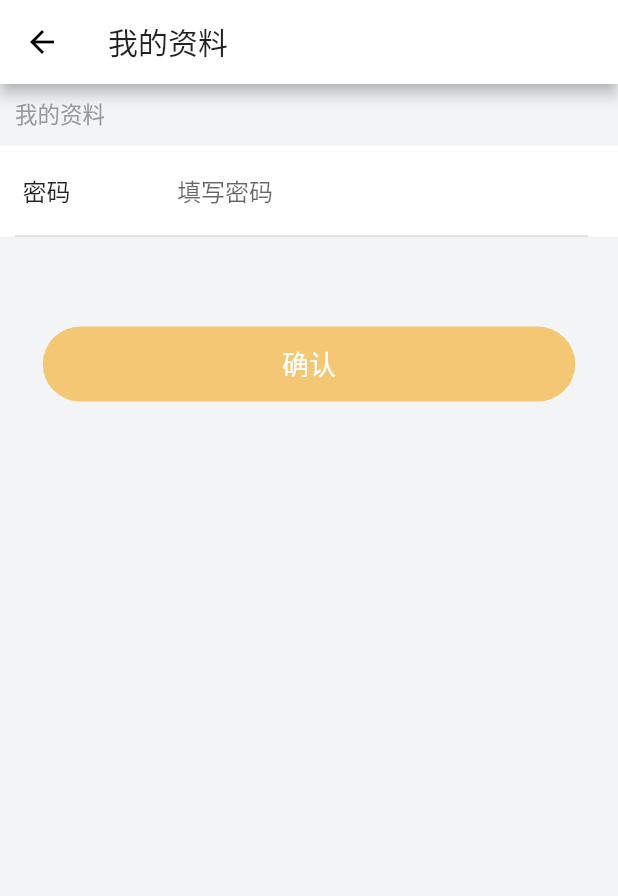
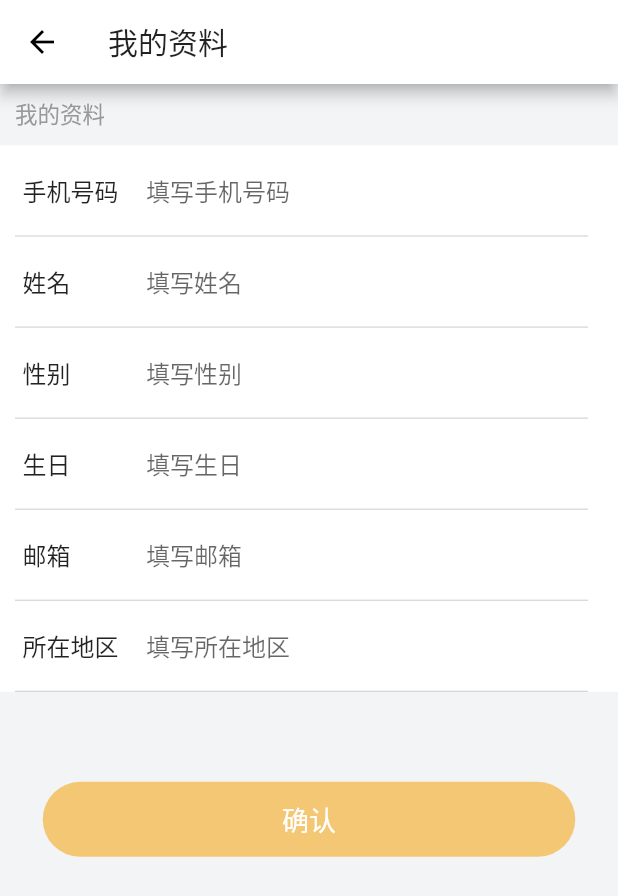
Before and after one commit to Ljhhhhhh/flutter_mall, a Flutter app: the UserinfoWidget screen opened by its route, on a phone screen of 412 x 824 dp. Shown: the top 896 px of the screen. Run offline on Flutter 3.47's test engine with Material 2 defaults, Android fonts, the phone set to English and light mode, and no system bars; our stand-ins replace cached_network_image, connectivity, dio, flutter_cache_manager; missing offline and left inert: dim, dim_example, flutter_cupertino_date_picker; network calls fail.

Commit message:
'edit_view'

```diff
--- a/lib/components/edit_view.dart
+++ b/lib/components/edit_view.dart
@@ -5,6 +5,7 @@ import 'package:flutter/material.dart';
 class EditView extends StatelessWidget {
   final String label;
   final String hint;
+  final bool readOnly;
   final TextEditingController controller;
   final Color bottomLineColor;
   final FocusNode focusNode;
@@ -18,6 +19,7 @@ class EditView extends StatelessWidget {
       this.bottomLineColor,
       this.focusNode,
       this.onTap,
+      this.readOnly,
       this.onChanged});
 
   @override
@@ -29,13 +31,14 @@ class EditView extends StatelessWidget {
     var row = new Row(
       children: <Widget>[
         new Container(
-          width: winWidth(context) * 0.25,
+          width: winWidth(context) * 0.20,
           alignment: Alignment.centerLeft,
           child: new Text(label ?? '',
               style: TextStyle(fontSize: 16.0, fontWeight: FontWeight.w400)),
         ),
         new Expanded(
           child: new TextField(
+            readOnly: readOnly ?? false,
             style: TextStyle(textBaseline: TextBaseline.alphabetic),
             controller: controller,
             focusNode: focusNode,
--- a/lib/userInfo.dart
+++ b/lib/userInfo.dart
@@ -1,5 +1,6 @@
 import 'package:flutter/material.dart';
 import 'package:flutter_mall/components/edit_view.dart';
+import 'package:flutter_cupertino_date_picker/flutter_cupertino_date_picker.dart';
 
 class UserinfoWidget extends StatefulWidget {
   @override
@@ -9,17 +10,74 @@ class UserinfoWidget extends StatefulWidget {
 }
 
 class UserinfoWidgetState extends State<UserinfoWidget> {
+  @override
   final _formKey = GlobalKey<FormState>();
   FocusNode pWF = new FocusNode();
   TextEditingController pWC = new TextEditingController();
-  @override
+  TextEditingController pWAdd = new TextEditingController();
+  String _format = 'yyyy-MM-dd';
+  TextEditingController _formatCtrl = TextEditingController();
+  DateTime _dateTime;
+
+  void _showTimePicker() {
+    const String MIN_DATETIME = '2010-05-12 05:15:20';
+    const String MAX_DATETIME = '2021-11-25 22:45:10';
+    const String INIT_DATETIME = '2019-05-17 18:13:15';
+    DatePicker.showDatePicker(
+      context,
+      minDateTime: DateTime.parse(MIN_DATETIME),
+      maxDateTime: DateTime.parse(MAX_DATETIME),
+      initialDateTime: DateTime.parse(INIT_DATETIME),
+      dateFormat: _format,
+      pickerMode: DateTimePickerMode.date, // show TimePicker
+      pickerTheme: DateTimePickerTheme(
+        showTitle: true,
+        confirm: Text('确认', style: TextStyle(color: Colors.red)),
+        cancel: Text('取消', style: TextStyle(color: Color(0xFF333333))),
+        // title: Text(
+        //     '选择生日',
+        //     style: TextStyle(color: Colors.green, fontSize: 24.0),
+        //   ),
+        // title: Container(
+        //   decoration: BoxDecoration(color: Color(0xFFEFEFEF)),
+        //   width: double.infinity,
+        //   height: 56.0,
+        //   alignment: Alignment.center,
+        //   child: Text(
+        //     '选择生日',
+        //     style: TextStyle(color: Colors.green, fontSize: 24.0),
+        //   ),
+        // ),
+        titleHeight: 56.0,
+      ),
+      onCancel: () {
+        debugPrint('onCancel');
+      },
+      onChange: (dateTime, List<int> index) {
+        setState(() {
+          _dateTime = dateTime;
+        });
+      },
+      onConfirm: (dateTime, List<int> index) {
+        pWC.text = dateTime.toString();
+        setState(() {
+          _dateTime = dateTime;
+        });
+      },
+    );
+  }
+
   Widget build(BuildContext context) {
+    double keyboardHeight = MediaQuery.of(context).viewInsets.bottom;
+
     return Scaffold(
+        resizeToAvoidBottomInset: true,
         backgroundColor: Color(0xFFF3F4F6),
         appBar: AppBar(
           title: Text('我的资料'),
         ),
-      body: Column(
+        body: SingleChildScrollView(
+          child: Column(
             mainAxisAlignment: MainAxisAlignment.start,
             children: <Widget>[
               Container(
@@ -27,7 +85,9 @@ class UserinfoWidgetState extends State<UserinfoWidget> {
                 padding: EdgeInsets.all(10),
                 child: Text('我的资料',
                     style: TextStyle(
-                    fontSize: 15, height: 21 / 15, color: Color(0xFF999999))),
+                        fontSize: 15,
+                        height: 21 / 15,
+                        color: Color(0xFF999999))),
               ),
               Container(
                   padding: EdgeInsets.symmetric(horizontal: 10),
@@ -40,66 +100,77 @@ class UserinfoWidgetState extends State<UserinfoWidget> {
                     child: Column(
                       crossAxisAlignment: CrossAxisAlignment.start,
                       children: <Widget>[
-                    // Container(
-                    //   decoration: new BoxDecoration(
-                    //     border: new Border(
-                    //         bottom:
-                    //             BorderSide(color: Colors.black54, width: 2.0)),
-                    //   ),
-                    //   child: TextFormField(
-                    //     decoration: const InputDecoration(
-                    //         hintText: '请输入手机号码',
-                    //         prefixText: '手机号码 ',
-                    //         prefixStyle: TextStyle(color: Colors.red)),
-                    //     validator: (value) {
-                    //       if (value.isEmpty) {
-                    //         return '请输入手机号码';
-                    //       }
-                    //       return null;
-                    //     },
-                    //   ),
-                    // ),
-                    // https://github.com/fluttercandies/wechat_flutter/blob/master/lib/ui/view/edit_view.dart
-                    // EditView()
                         new EditView(
-                      label: '密码',
-                      hint: '填写密码',
+                          label: '手机号码',
+                          hint: '填写手机号码',
                           controller: pWC,
-                      focusNode: pWF,
-                      bottomLineColor: pWF.hasFocus
-                          ? Colors.green
-                          : Colors.grey.withOpacity(0.5),
+                          // focusNode: pWF,
+                          bottomLineColor: Colors.grey.withOpacity(0.5),
                           onTap: () => setState(() {}),
                           onChanged: (str) {
                             setState(() {});
                           },
                         ),
-                    // TextFormField(
-                    //   decoration: new InputDecoration(
-                    //     prefixIcon: Container(
-                    //       alignment: Alignment.centerLeft,
-                    //       // mainAxisAlignment: MainAxisAlignment.center,
-                    //       child: Text('手机号码 ', style: TextStyle(fontSize: 16, height: 1),)
-                    //     ),
-                    // ),),
-                    // TextFormField(
-                    //   decoration: new InputDecoration(
-                    //     prefix: Text('姓名 '),
-                    //     focusColor: Colors.red
-                    // ),),
-
-                    // TextFormField(
-                    //   decoration: const InputDecoration(
-                    //     hintText: '请输入姓名',
-                    //     prefixText: '姓名 ',
-                    //   ),
-                    //   validator: (value) {
-                    //     if (value.isEmpty) {
-                    //       return '请输入姓名';
-                    //     }
-                    //     return null;
-                    //   },
-                    // )
+                        new EditView(
+                          label: '姓名',
+                          hint: '填写姓名',
+                          controller: pWC,
+                          // focusNode: pWF,
+                          bottomLineColor: Colors.grey.withOpacity(0.5),
+                          onTap: () => setState(() {}),
+                          onChanged: (str) {
+                            setState(() {});
+                          },
+                        ),
+                        new EditView(
+                          label: '性别',
+                          hint: '填写性别',
+                          controller: pWC,
+                          // focusNode: pWF,
+                          bottomLineColor: Colors.grey.withOpacity(0.5),
+                          onTap: () => setState(() {}),
+                          onChanged: (str) {
+                            setState(() {});
+                          },
+                        ),
+                        new EditView(
+                          label: '生日',
+                          readOnly: true,
+                          hint: '填写生日',
+                          controller: pWC,
+                          // focusNode: pWF,
+                          bottomLineColor: Colors.grey.withOpacity(0.5),
+                          onTap: () => {
+                            _showTimePicker()
+                          },
+                          onChanged: (str) {
+                            setState(() {});
+                          },
+                        ),
+                        new EditView(
+                          label: '邮箱',
+                          hint: '填写邮箱',
+                          controller: pWC,
+                          // focusNode: pWF,
+                          bottomLineColor: Colors.grey.withOpacity(0.5),
+                          onTap: () => setState(() {}),
+                          onChanged: (str) {
+                            setState(() {});
+                          },
+                        ),
+                        new EditView(
+                          label: '所在地区',
+                          hint: '填写所在地区',
+                          controller: pWAdd,
+                          // https://pub.flutter-io.cn/packages/address_picker
+                          // https://pub.flutter-io.cn/packages/slide_popup_dialog#-example-tab-
+                          // focusNode: pWF,
+                          bottomLineColor: Colors.grey.withOpacity(0.5),
+                          onTap: () => setState(() {}),
+                          onChanged: (str) {
+                            setState(() {});
+                          },
+                        ),
                       ],
                     ),
                   )),
@@ -116,9 +187,12 @@ class UserinfoWidgetState extends State<UserinfoWidget> {
                     onPressed: () {},
                     height: 50,
                     minWidth: 355,
-              ))
+                  )),
+              Container(
+                height: keyboardHeight,
+              )
             ],
           ),
-    );
+        ));
   }
 }
--- a/pubspec.yaml
+++ b/pubspec.yaml
@@ -25,6 +25,7 @@ dependencies:
   cupertino_icons: ^0.1.2
   dio: ^3.0.8
   json_serializable: ^3.2.5
+  flutter_cupertino_date_picker: ^1.0.12
 
 dev_dependencies:
   flutter_test:
```
Also changed, not shown: pubspec.lock. Lines whose indentation alone changed are shown as unchanged.
